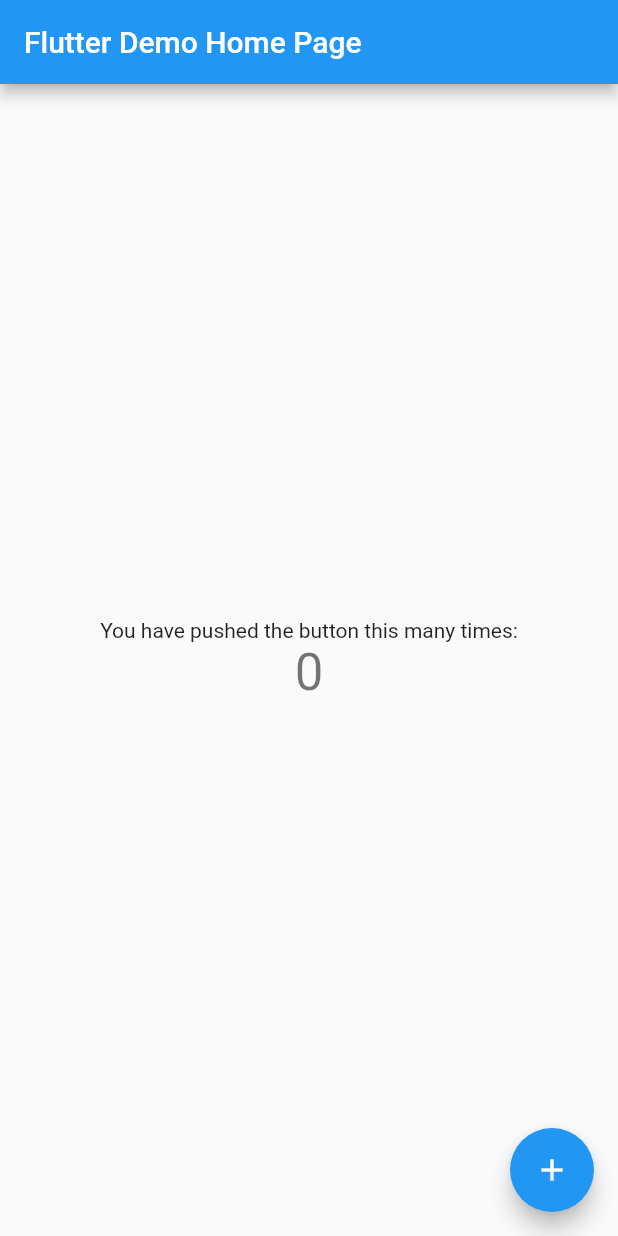
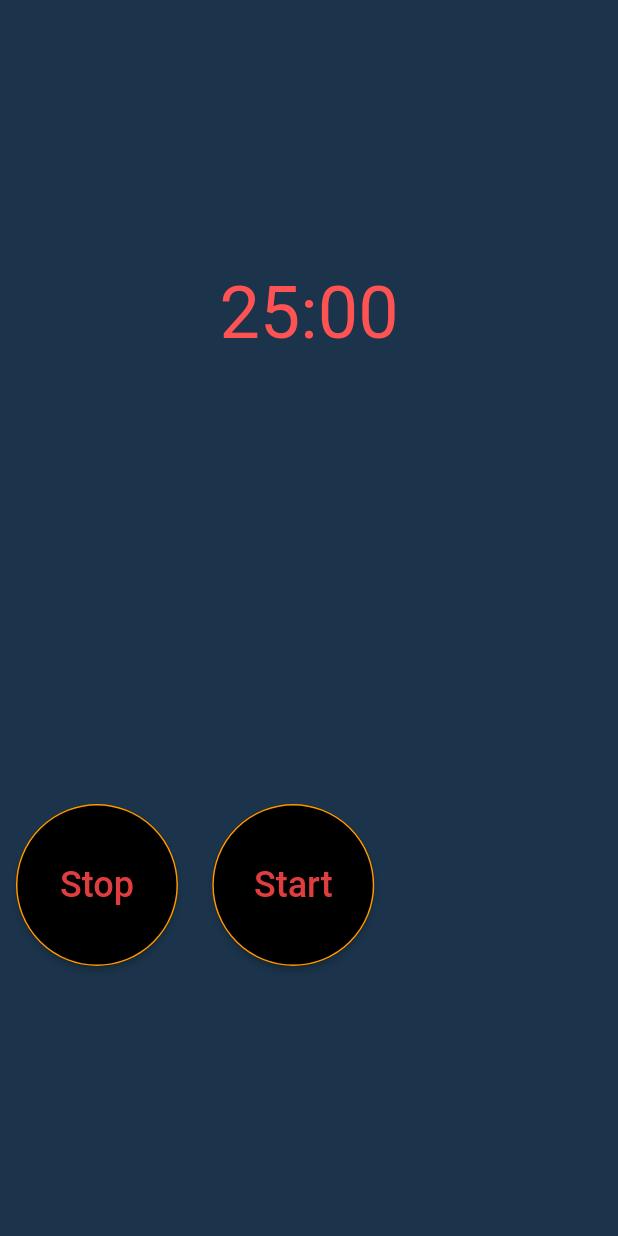
Before and after one commit to Kombini21/mobile_pomodoro_timer, a Flutter app: the screen it shows after launch, on a phone screen of 412 x 824 dp. Run offline on Flutter 3.47's test engine with Material 2 defaults, Android fonts, the phone set to English and light mode, and no system bars.

Commit message:
Add Scaffold with the ui number and two buttons

```diff
--- a/lib/main.dart
+++ b/lib/main.dart
@@ -7,109 +7,97 @@
 class MyApp extends StatelessWidget {
   const MyApp({Key? key}) : super(key: key);
 
-  // This widget is the root of your application.
   @override
   Widget build(BuildContext context) {
       return MaterialApp(
-      title: 'Flutter Demo',
-      theme: ThemeData(
-        // This is the theme of your application.
-        //
-        // Try running your application with "flutter run". You'll see the
-        // application has a blue toolbar. Then, without quitting the app, try
-        // changing the primarySwatch below to Colors.green and then invoke
-        // "hot reload" (press "r" in the console where you ran "flutter run",
-        // or simply save your changes to "hot reload" in a Flutter IDE).
-        // Notice that the counter didn't reset back to zero; the application
-        // is not restarted.
-        primarySwatch: Colors.blue,
-      ),
-      home: const MyHomePage(title: 'Flutter Demo Home Page'),
+        debugShowCheckedModeBanner: false,
+        home: MyHomePage(),
       );
   }
 }
 
 class MyHomePage extends StatefulWidget {
-  const MyHomePage({Key? key, required this.title}) : super(key: key);
-
-  // This widget is the home page of your application. It is stateful, meaning
-  // that it has a State object (defined below) that contains fields that affect
-  // how it looks.
-
-  // This class is the configuration for the state. It holds the values (in this
-  // case the title) provided by the parent (in this case the App widget) and
-  // used by the build method of the State. Fields in a Widget subclass are
-  // always marked "final".
-
-  final String title;
+  const MyHomePage({Key? key}) : super(key: key);
 
   @override
   State<MyHomePage> createState() => _MyHomePageState();
 }
 
 class _MyHomePageState extends State<MyHomePage> {
-  int _counter = 0;
-
-  void _incrementCounter() {
-    setState(() {
-      // This call to setState tells the Flutter framework that something has
-      // changed in this State, which causes it to rerun the build method below
-      // so that the display can reflect the updated values. If we changed
-      // _counter without calling setState(), then the build method would not be
-      // called again, and so nothing would appear to happen.
-      _counter++;
-    });
-  }
-
   @override
   Widget build(BuildContext context) {
-    // This method is rerun every time setState is called, for instance as done
-    // by the _incrementCounter method above.
-    //
-    // The Flutter framework has been optimized to make rerunning build methods
-    // fast, so that you can just rebuild anything that needs updating rather
-    // than having to individually change instances of widgets.
     return Scaffold(
-      appBar: AppBar(
-        // Here we take the value from the MyHomePage object that was created by
-        // the App.build method, and use it to set our appbar title.
-        title: Text(widget.title),
+
+      backgroundColor: Color.fromRGBO(27, 52, 75, 1),
+      body: Column(
+        mainAxisAlignment: MainAxisAlignment.center,
+        crossAxisAlignment: CrossAxisAlignment.stretch,
+
+        children: [
+          Row(
+            mainAxisAlignment: MainAxisAlignment.center,
+            crossAxisAlignment: CrossAxisAlignment.start,
+            children: [
+              Text(
+                "25:00",
+                style: TextStyle(
+                  color: Colors.redAccent,
+                  fontSize: 48,
                 ),
-      body: Center(
-        // Center is a layout widget. It takes a single child and positions it
-        // in the middle of the parent.
-        child: Column(
-          // Column is also a layout widget. It takes a list of children and
-          // arranges them vertically. By default, it sizes itself to fit its
-          // children horizontally, and tries to be as tall as its parent.
-          //
-          // Invoke "debug painting" (press "p" in the console, choose the
-          // "Toggle Debug Paint" action from the Flutter Inspector in Android
-          // Studio, or the "Toggle Debug Paint" command in Visual Studio Code)
-          // to see the wireframe for each widget.
-          //
-          // Column has various properties to control how it sizes itself and
-          // how it positions its children. Here we use mainAxisAlignment to
-          // center the children vertically; the main axis here is the vertical
-          // axis because Columns are vertical (the cross axis would be
-          // horizontal).
-          mainAxisAlignment: MainAxisAlignment.center,
-          children: <Widget>[
-            const Text(
-              'You have pushed the button this many times:',
-            ),
-            Text(
-              '$_counter',
-              style: Theme.of(context).textTheme.headline4,
               ),
             ],
           ),
+          SizedBox(
+            height: 300,
           ),
-      floatingActionButton: FloatingActionButton(
-        onPressed: _incrementCounter,
-        tooltip: 'Increment',
-        child: const Icon(Icons.add),
-      ), // This trailing comma makes auto-formatting nicer for build methods.
+          Row(
+            children: [
+              ElevatedButton(
+                child: const Text(
+                  "Stop",
+                  style: TextStyle(
+                    color: Color.fromARGB(230, 248, 69, 69),
+                    fontSize: 24,
+                  ),
+                  ),
+                onPressed: (){
+                  //_StopTimer():
+                },
+                style: ElevatedButton.styleFrom(
+                primary: Colors.black,
+                padding: const EdgeInsets.all(40.0),
+                shape: CircleBorder(
+                  side: BorderSide(color: Colors.orange),
+                ),
+                ),
+              ),
+              ElevatedButton(
+                child: const Text(
+                  "Start",
+                  style: TextStyle(
+                    color: Color.fromARGB(230, 248, 69, 69),
+                    fontSize: 24,
+                  ),
+                  ),
+                onPressed: (){
+                  //_StopTimer():
+                },
+                style: ElevatedButton.styleFrom(
+                primary: Colors.black,
+                padding: const EdgeInsets.all(40.0),
+                shape: CircleBorder(
+                  side: BorderSide(color: Colors.orange),
+                ),
+                ),
+              ),
+            ],
+          )
+
+
+
+        ],
+      ),
     );
+
   }
 }
```
Lines whose indentation alone changed are shown as unchanged.
